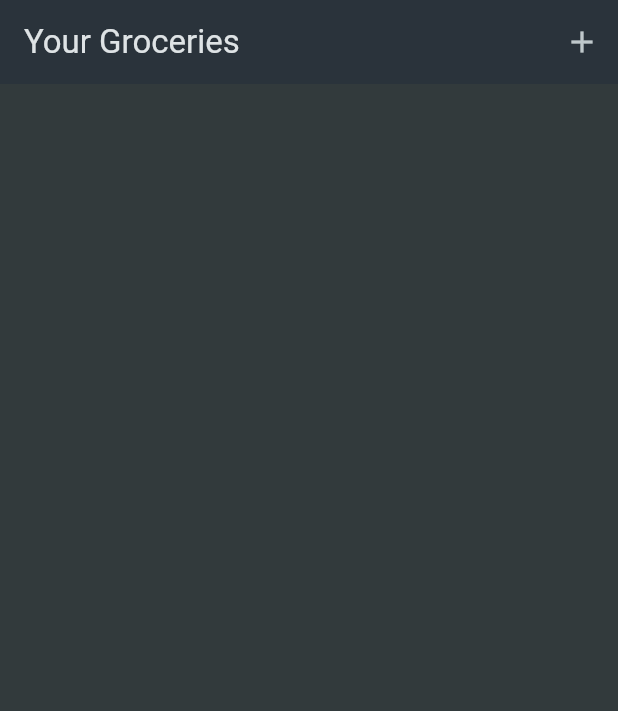
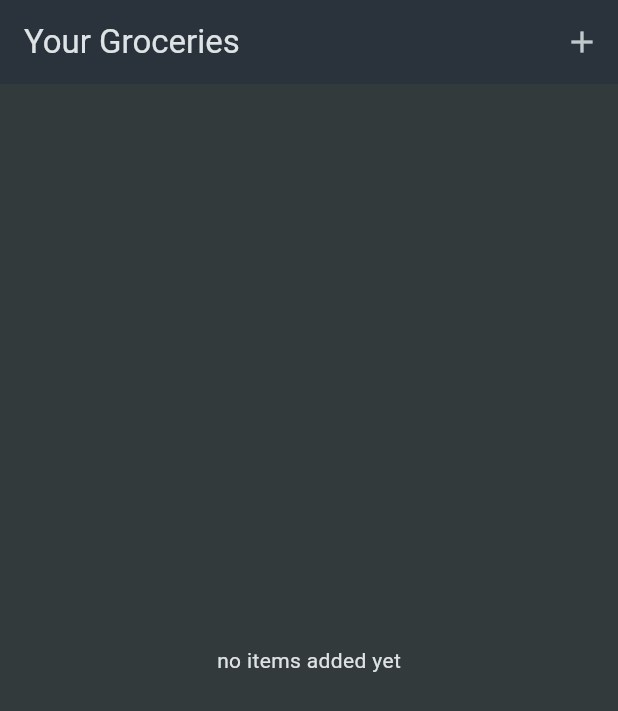
Before and after one commit to gunesserenay/shopping_list, a Flutter app: the screen it shows after launch, on a phone screen of 412 x 824 dp. Shown: the top 711 px of the screen. Run offline on Flutter 3.47's test engine with Material 3 defaults, Android fonts, the phone set to English and light mode, and no system bars.

Commit message:
Dismissible widget added

```diff
--- a/lib/widgets/grocery_list.dart
+++ b/lib/widgets/grocery_list.dart
@@ -26,16 +26,27 @@ class _GroceryListState extends State<GroceryList> {
     );
   }
 
+  void _removeItem(GroceryItem item) {
+    setState(() {
+      _groceryItems.remove(item);
+    });
+  }
+
   @override
   Widget build(BuildContext context) {
-    return Scaffold(
-      appBar: AppBar(
-        title: const Text('Your Groceries'),
-        actions: [IconButton(onPressed: _addItem, icon: const Icon(Icons.add))],
-      ),
-      body: ListView.builder(
+    Widget content = const Center(
+      child: Text('no items added yet'),
+    );
+
+    if (_groceryItems.isNotEmpty) {
+      content = ListView.builder(
           itemCount: _groceryItems.length,
-          itemBuilder: (ctx, index) => ListTile(
+          itemBuilder: (ctx, index) => Dismissible(
+                onDismissed: (direction) {
+                  _removeItem(_groceryItems[index]);
+                },
+                key: ValueKey(_groceryItems[index]),
+                child: ListTile(
                   iconColor: Colors.yellow,
                   title: Text(_groceryItems[index].name.toString()),
                   leading: Container(
@@ -44,7 +55,16 @@ class _GroceryListState extends State<GroceryList> {
                     color: _groceryItems[index].category.color,
                   ),
                   trailing: Text(_groceryItems[index].quantity.toString()),
-              )),
-    );
+                ),
+              ));
+    }
+    return Scaffold(
+        appBar: AppBar(
+          title: const Text('Your Groceries'),
+          actions: [
+            IconButton(onPressed: _addItem, icon: const Icon(Icons.add))
+          ],
+        ),
+        body: content);
   }
 }
```
Lines whose indentation alone changed are shown as unchanged.
